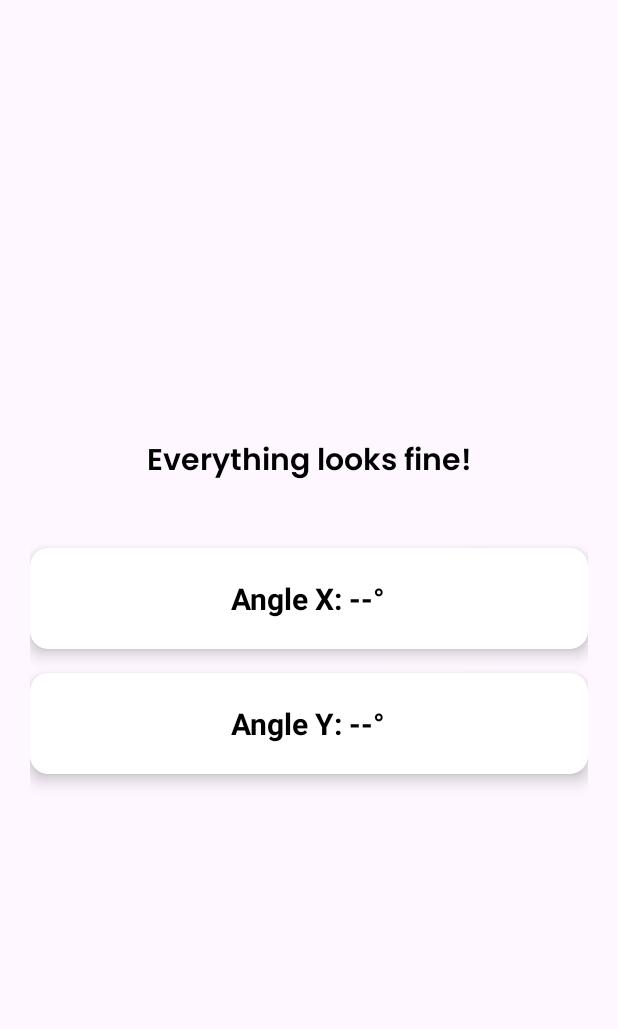
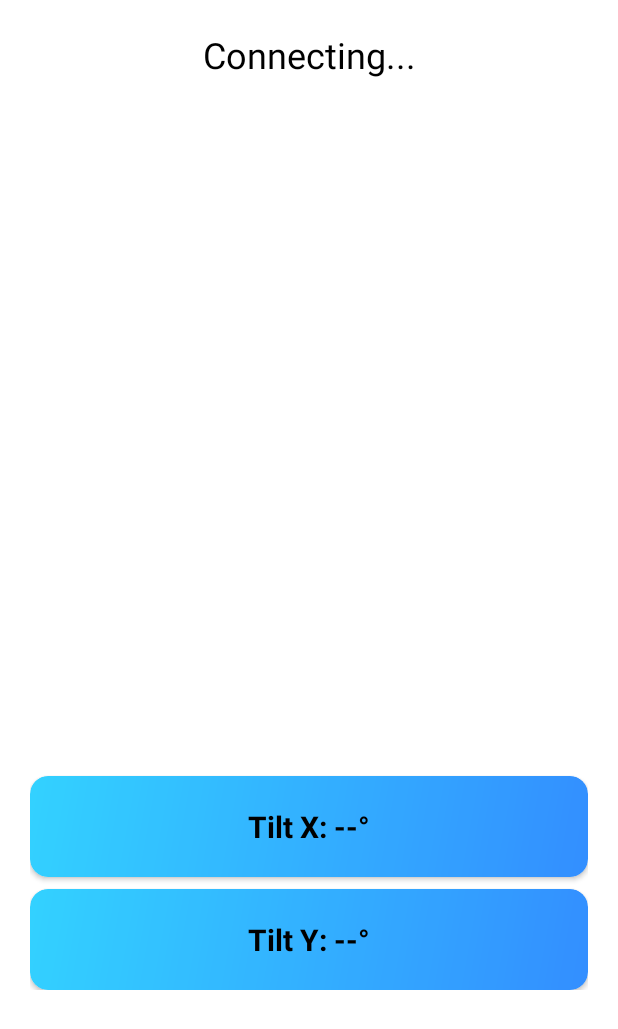
Before and after one commit to adityasood04/Crash-Detection-APP, an Android app: the MainActivity screen opened directly, with no data from a screen before it, on a phone screen of 412 x 824 dp. Shown: the top 1029 px of the screen. Run offline under Robolectric (Android 15) with nearby library versions, the phone set to English and light mode, and no system bars; our stand-ins replace Volley; network calls fail.

Commit message:
Updated UI

```diff
--- a/app/src/main/java/com/example/sos/MainActivity.java
+++ b/app/src/main/java/com/example/sos/MainActivity.java
@@ -5,6 +5,8 @@ import android.os.Bundle;
 import android.os.Handler;
 import android.telephony.SmsManager;
 import android.util.Log;
+import android.view.View;
+import android.widget.LinearLayout;
 import android.widget.TextView;
 import android.widget.Toast;
 
@@ -19,9 +21,11 @@ import com.android.volley.toolbox.Volley;
 
 public class MainActivity extends AppCompatActivity {
 
-    private TextView angleXText, angleYText;
+    private TextView angleXText, angleYText, tvMain;
+    private LinearLayout llOk;
     private Handler handler = new Handler();
     private String ESP_URL = "http://192.168.254.147/";
+    private String ESP_IP = "192.168.254.147";
     private RequestQueue requestQueue;
     private Handler sosHandler = new Handler();
     private Runnable sosRunnable;
@@ -38,6 +42,8 @@ public class MainActivity extends AppCompatActivity {
 
         angleXText = findViewById(R.id.angleXText);
         angleYText = findViewById(R.id.angleYText);
+        tvMain = findViewById(R.id.tvConnection);
+        llOk = findViewById(R.id.llFine);
         requestQueue = Volley.newRequestQueue(this);
         SOS_NUMBER = "+91" + getIntent().getStringExtra("PHONE");
         SOS_MESSAGE = "Emergency. Vehicle number " + getIntent().getStringExtra("VEHICLE") + " has crashed.";
@@ -50,11 +56,10 @@ public class MainActivity extends AppCompatActivity {
         handler.postDelayed(new Runnable() {
             @Override
             public void run() {
-                if (!isDialogVisible) { // Fetch only when no alert is shown
+                if (!isDialogVisible) {
                     fetchData();
                 }
-//                fetchData();
-                handler.postDelayed(this, 3000); // Fetch every 3 seconds
+                handler.postDelayed(this, 3000);
             }
         }, 1000);
     }
@@ -71,10 +76,10 @@ public class MainActivity extends AppCompatActivity {
                     try {
                         double angleX = response.getDouble("angleX");
                         double angleY = response.getDouble("angleY");
-
-                        angleXText.setText("Angle X: " + angleX + "°");
-                        angleYText.setText("Angle Y: " + angleY + "°");
-
+                        tvMain.setText("Connected to device\nIP : "+ESP_IP);
+                        angleXText.setText("Tilt X: " + angleX + "°");
+                        angleYText.setText("Tilt Y: " + angleY + "°");
+                        llOk.setVisibility(View.VISIBLE);
                         if ((Math.abs(angleX) > 60 || Math.abs(angleY) > 60) && !isDialogVisible) {
                             showAlertDialog();
                         }
@@ -94,7 +99,8 @@ public class MainActivity extends AppCompatActivity {
 
         new AlertDialog.Builder(this)
                 .setTitle("🚨 Vehicle Crashed! 🚨")
-                .setMessage("Sending SOS message in 6 seconds...\nPress 'Cancel' if this is a mistake.")
+                .setMessage("Sending SOS message in 5 seconds...\nPress 'Cancel' if this is a mistake.")
+                .setIcon(R.drawable.baseline_warning_24)
                 .setCancelable(false)
                 .setPositiveButton("Cancel SOS", (dialog, which) -> {
                     sosHandler.removeCallbacks(sosRunnable);
@@ -109,7 +115,7 @@ public class MainActivity extends AppCompatActivity {
                 sendSOSMessage();
             }
         };
-        sosHandler.postDelayed(sosRunnable, 6000);
+        sosHandler.postDelayed(sosRunnable, 5000);
     }
 
     private void sendSOSMessage() {
--- /dev/null
+++ b/app/src/main/res/drawable/baseline_check_circle_24.xml
@@ -0,0 +1,5 @@
+<vector xmlns:android="http://schemas.android.com/apk/res/android" android:height="24dp" android:tint="#05BA4D" android:viewportHeight="24" android:viewportWidth="24" android:width="24dp">
+
+    <path android:fillColor="@android:color/white" android:pathData="M12,2C6.48,2 2,6.48 2,12s4.48,10 10,10 10,-4.48 10,-10S17.52,2 12,2zM10,17l-5,-5 1.41,-1.41L10,14.17l7.59,-7.59L19,8l-9,9z"/>
+
+</vector>
--- /dev/null
+++ b/app/src/main/res/drawable/baseline_warning_24.xml
@@ -0,0 +1,5 @@
+<vector xmlns:android="http://schemas.android.com/apk/res/android" android:height="24dp" android:tint="#FF0000" android:viewportHeight="24" android:viewportWidth="24" android:width="24dp">
+
+    <path android:fillColor="@android:color/white" android:pathData="M1,21h22L12,2 1,21zM13,18h-2v-2h2v2zM13,14h-2v-4h2v4z"/>
+
+</vector>
--- /dev/null
+++ b/app/src/main/res/drawable/bg_main.xml
@@ -0,0 +1,23 @@
+<?xml version="1.0" encoding="utf-8"?>
+<layer-list xmlns:android="http://schemas.android.com/apk/res/android">
+
+    <!-- Background Gradient -->
+    <item>
+        <shape android:shape="rectangle">
+            <gradient
+                android:angle="135"
+                android:startColor="#0072FF"
+                android:endColor="#00C6FF" />
+            <corners android:radius="12dp"/>
+        </shape>
+    </item>
+
+    <!-- Subtle Overlay for Depth Effect -->
+    <item>
+        <shape android:shape="rectangle">
+            <solid android:color="#33FFFFFF"/>
+            <corners android:radius="12dp"/>
+        </shape>
+    </item>
+
+</layer-list>
--- a/app/src/main/res/layout/activity_enter_details.xml
+++ b/app/src/main/res/layout/activity_enter_details.xml
@@ -14,7 +14,6 @@
         android:layout_width="match_parent"
         android:inputType="number"
         android:padding="16dp"
-        android:text="8219211262"
         android:textColor="@color/black"
         android:textColorHint="@color/black"
         android:background="@drawable/et_bg"
@@ -28,7 +27,6 @@
         android:layout_marginBottom="24dp"
         android:layout_marginHorizontal="24dp"
         android:padding="16dp"
-        android:text="Hp 53 1234"
         android:textColor="@color/black"
         android:textColorHint="@color/black"
         android:background="@drawable/et_bg"
@@ -39,7 +37,7 @@
         android:id="@+id/btnNext"
         android:layout_width="match_parent"
         android:layout_height="wrap_content"
-        android:text="Connect"
+        android:text="Proceed"
         android:layout_margin="24dp"
         android:textColor="@color/white"
         android:background="@drawable/btn_bg"/>
@@ -51,8 +49,4 @@
         android:id="@+id/pbInfo"
         android:visibility="gone"/>
 
-
-
-
-
 </LinearLayout>
--- a/app/src/main/res/layout/activity_main.xml
+++ b/app/src/main/res/layout/activity_main.xml
@@ -1,77 +1,124 @@
 <?xml version="1.0" encoding="utf-8"?>
-<LinearLayout xmlns:android="http://schemas.android.com/apk/res/android"
+<androidx.constraintlayout.widget.ConstraintLayout xmlns:android="http://schemas.android.com/apk/res/android"
     xmlns:app="http://schemas.android.com/apk/res-auto"
     xmlns:tools="http://schemas.android.com/tools"
     android:layout_width="match_parent"
     android:layout_height="match_parent"
     android:orientation="vertical"
-    android:gravity="center"
     android:padding="20dp"
+    android:background="#FFFFFF"
     tools:context=".MainActivity">
 
+    <TextView
+        android:id="@+id/tvConnection"
+        android:layout_width="wrap_content"
+        android:layout_height="wrap_content"
+        android:text="Connecting..."
+        android:textColor="@color/black"
+        android:textSize="24sp"
+        app:layout_constraintEnd_toEndOf="parent"
+        app:layout_constraintStart_toStartOf="parent"
+        app:layout_constraintTop_toTopOf="parent" />
+
+    <LinearLayout
+        android:id="@+id/llFine"
+        android:layout_width="match_parent"
+        android:layout_height="wrap_content"
+        android:gravity="center_horizontal"
+        android:orientation="vertical"
+        android:visibility="invisible"
+        app:layout_constraintBottom_toTopOf="@+id/linearLayout2"
+        app:layout_constraintEnd_toEndOf="parent"
+        app:layout_constraintHorizontal_bias="0.5"
+        app:layout_constraintStart_toStartOf="parent"
+        app:layout_constraintTop_toBottomOf="@+id/tvConnection"
+        app:layout_constraintVertical_bias="0.5">
+
+        <ImageView
+            android:layout_width="150dp"
+            android:layout_height="150dp"
+            android:src="@drawable/baseline_check_circle_24" />
 
         <TextView
             android:layout_width="match_parent"
             android:layout_height="wrap_content"
+            android:fontFamily="@font/poppins_semibold"
+            android:gravity="center_horizontal"
             android:text="Everything looks fine!"
-        android:textSize="20sp"
-        android:gravity="center_horizontal"
-        android:layout_marginBottom="40dp"
             android:textColor="@color/black"
-        android:fontFamily="@font/poppins_semibold"/>
+            android:textSize="20sp" />
+    </LinearLayout>
 
 
+    <LinearLayout
+        android:id="@+id/linearLayout2"
+        android:layout_width="match_parent"
+        android:layout_height="wrap_content"
+        android:orientation="vertical"
+        android:paddingVertical="16dp"
+        app:layout_constraintBottom_toBottomOf="parent"
+        app:layout_constraintEnd_toEndOf="parent"
+        app:layout_constraintStart_toStartOf="parent"
+        app:layout_constraintTop_toBottomOf="@+id/llFine"
+        >
 
         <androidx.cardview.widget.CardView
+            android:id="@+id/cardView2"
             android:layout_width="match_parent"
             android:layout_height="wrap_content"
+            android:layout_marginVertical="8dp"
             app:cardCornerRadius="12dp"
-        app:cardElevation="6dp"
-        android:layout_marginBottom="16dp">
+            app:layout_constraintBottom_toBottomOf="parent"
+            app:layout_constraintTop_toBottomOf="@+id/cardView">
 
             <LinearLayout
                 android:layout_width="match_parent"
                 android:layout_height="wrap_content"
-            android:padding="20dp"
+                android:gravity="center"
                 android:orientation="vertical"
-            android:gravity="center">
+                android:background="@drawable/bg_main"
+                android:padding="20dp">
 
                 <TextView
                     android:id="@+id/angleXText"
                     android:layout_width="wrap_content"
                     android:layout_height="wrap_content"
-                android:text="Angle X: --°"
+                    android:text="Tilt X: --°"
+                    android:textColor="@color/black"
                     android:textSize="20sp"
-                android:textStyle="bold"
-                android:textColor="@android:color/black"/>
+                    android:textStyle="bold" />
 
             </LinearLayout>
         </androidx.cardview.widget.CardView>
 
         <androidx.cardview.widget.CardView
+            android:id="@+id/cardView"
             android:layout_width="match_parent"
             android:layout_height="wrap_content"
             app:cardCornerRadius="12dp"
-        app:cardElevation="6dp"
-        android:layout_marginBottom="16dp">
+            app:layout_constraintBottom_toTopOf="@+id/cardView2"
+            app:layout_constraintTop_toTopOf="parent"
+            tools:layout_editor_absoluteX="20dp">
 
             <LinearLayout
                 android:layout_width="match_parent"
                 android:layout_height="wrap_content"
-            android:padding="20dp"
+                android:gravity="center"
                 android:orientation="vertical"
-            android:gravity="center">
+                android:background="@drawable/bg_main"
+                android:padding="20dp">
 
                 <TextView
                     android:id="@+id/angleYText"
                     android:layout_width="wrap_content"
                     android:layout_height="wrap_content"
-                android:text="Angle Y: --°"
+                    android:text="Tilt Y: --°"
+                    android:textColor="@color/black"
                     android:textSize="20sp"
-                android:textStyle="bold"
-                android:textColor="@android:color/black"/>
+                    android:textStyle="bold" />
 
             </LinearLayout>
         </androidx.cardview.widget.CardView>
+    </LinearLayout>
 
-</LinearLayout>
+</androidx.constraintlayout.widget.ConstraintLayout>
```
Lines whose indentation alone changed are shown as unchanged.
